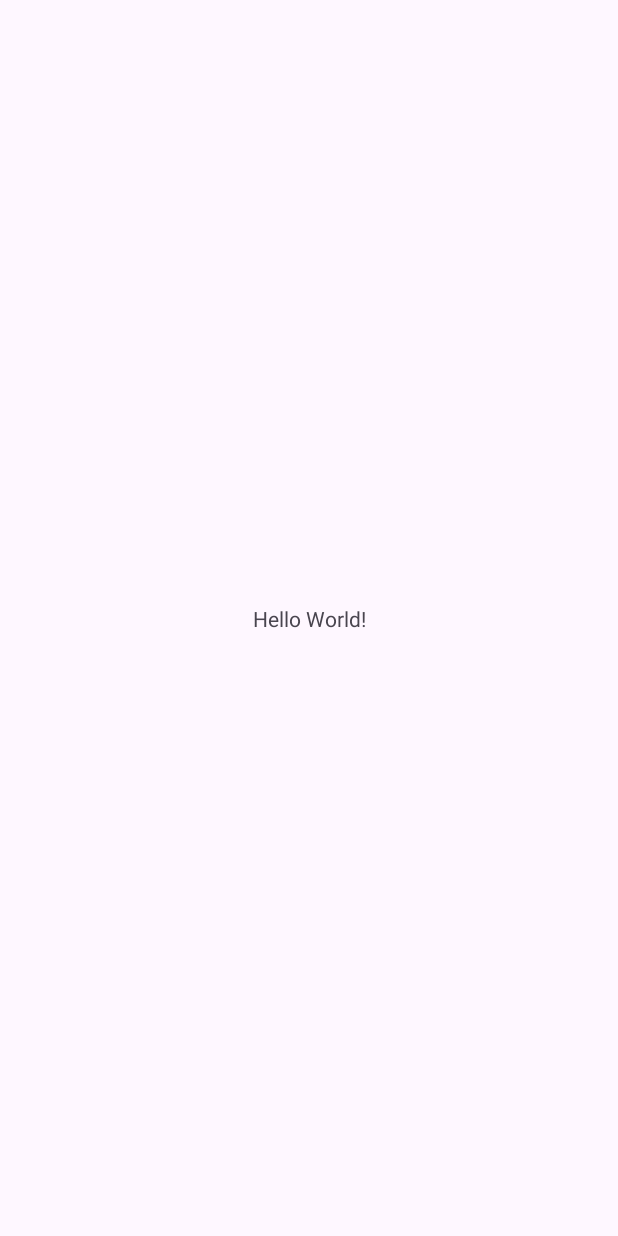
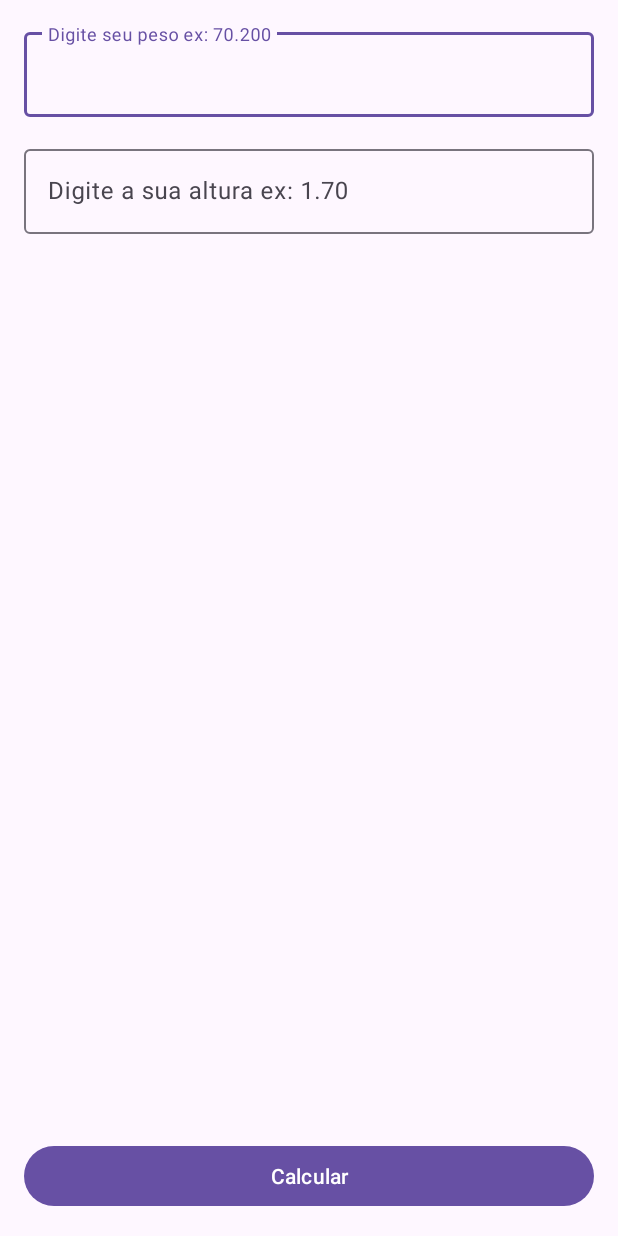
Before and after one commit to gui12carmo/calculadoraIMC, an Android app: the screen it shows after launch (MainActivity), on a phone screen of 412 x 824 dp. Before the commit the screen is almost empty. Run offline under Robolectric (Android 15) with nearby library versions, the phone set to English and light mode, and no system bars.

Commit message:
Tela inicial editText

```diff
--- a/app/src/main/java/com/comunidadedevspace/imc/MainActivity.kt
+++ b/app/src/main/java/com/comunidadedevspace/imc/MainActivity.kt
@@ -2,10 +2,35 @@ package com.comunidadedevspace.imc
 
 import androidx.appcompat.app.AppCompatActivity
 import android.os.Bundle
+import android.widget.Button
+import com.google.android.material.textfield.TextInputEditText
 
 class MainActivity : AppCompatActivity() {
+
     override fun onCreate(savedInstanceState: Bundle?) {
         super.onCreate(savedInstanceState)
         setContentView(R.layout.activity_main)
+
+        // Recuperar os componentes da EditText
+        // Criar uma variavel e associar o componente de UI<TextInputEditText>
+        // Recuperar botão da tela
+
+        // Colocar ação no botão
+        // Recuperar o texto digitado no edt peso
+        // Recuperar o texto digitado no edt altura
+
+        val edtPeso = findViewById<TextInputEditText>(R.id.edt_peso)
+        val edtAltura = findViewById<TextInputEditText>(R.id.edt_altura)
+
+        val btnCalcular = findViewById<Button>(R.id.btn_Calcular)
+
+        btnCalcular.setOnClickListener {
+            val peso = edtPeso.text
+            val altura = edtAltura.text
+
+
+            println("Gui o melhor cara do mundo " + altura)
+        }
+
     }
 }
--- a/app/src/main/res/layout/activity_main.xml
+++ b/app/src/main/res/layout/activity_main.xml
@@ -6,13 +6,49 @@
     android:layout_height="match_parent"
     tools:context=".MainActivity">
 
-    <TextView
-        android:layout_width="wrap_content"
+    <Button
+        android:id="@+id/btn_Calcular"
+        android:layout_width="match_parent"
         android:layout_height="wrap_content"
-        android:text="Hello World!"
+        android:layout_margin="16dp"
+        android:text="Calcular"
         app:layout_constraintBottom_toBottomOf="parent"
         app:layout_constraintEnd_toEndOf="parent"
+        app:layout_constraintHorizontal_bias="0.498"
+        app:layout_constraintStart_toStartOf="parent" />
+
+    <com.google.android.material.textfield.TextInputLayout
+        android:id="@+id/textInputLayout2"
+        android:layout_width="match_parent"
+        android:layout_height="wrap_content"
+        android:layout_margin="16dp"
+        app:layout_constraintEnd_toEndOf="parent"
         app:layout_constraintStart_toStartOf="parent"
-        app:layout_constraintTop_toTopOf="parent" />
+        app:layout_constraintTop_toTopOf="parent">
+
+        <com.google.android.material.textfield.TextInputEditText
+            android:id="@+id/edt_peso"
+            android:layout_width="match_parent"
+            android:layout_height="wrap_content"
+            android:hint="Digite seu peso ex: 70.200"
+            android:inputType="numberDecimal" />
+    </com.google.android.material.textfield.TextInputLayout>
+
+    <com.google.android.material.textfield.TextInputLayout
+        android:layout_width="match_parent"
+        android:layout_height="wrap_content"
+        android:layout_margin="16dp"
+        app:layout_constraintEnd_toEndOf="parent"
+        app:layout_constraintStart_toStartOf="parent"
+        app:layout_constraintTop_toBottomOf="@+id/textInputLayout2">
+
+        <com.google.android.material.textfield.TextInputEditText
+            android:id="@+id/edt_altura"
+            android:layout_width="match_parent"
+            android:layout_height="wrap_content"
+            android:hint="Digite a sua altura ex: 1.70"
+            android:inputType="numberDecimal" />
+    </com.google.android.material.textfield.TextInputLayout>
+
 
 </androidx.constraintlayout.widget.ConstraintLayout>
--- a/build.gradle.kts
+++ b/build.gradle.kts
@@ -1,5 +1,5 @@
 // Top-level build file where you can add configuration options common to all sub-projects/modules.
 plugins {
-    id("com.android.application") version "8.1.2" apply false
+    id("com.android.application") version "8.8.0" apply false
     id("org.jetbrains.kotlin.android") version "1.9.0" apply false
 }
```
Also changed, not shown: gradle/wrapper/gradle-wrapper.properties, 3 other files.
